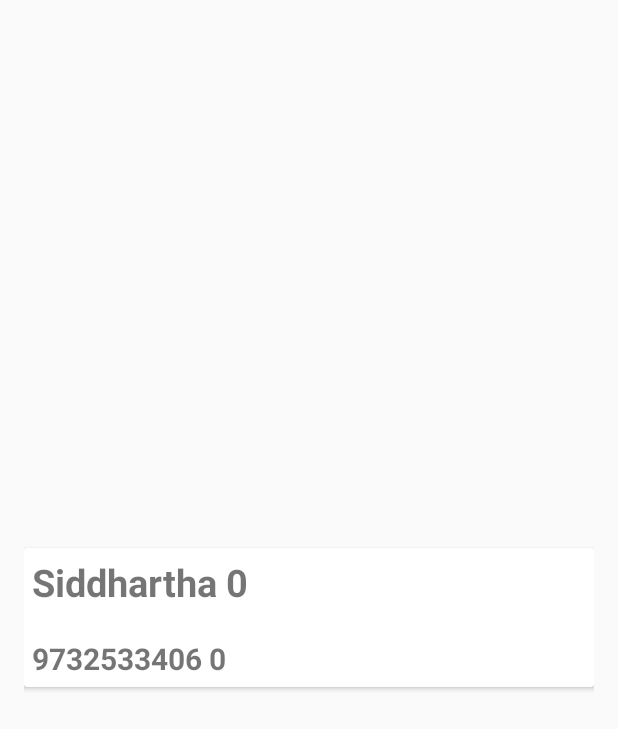
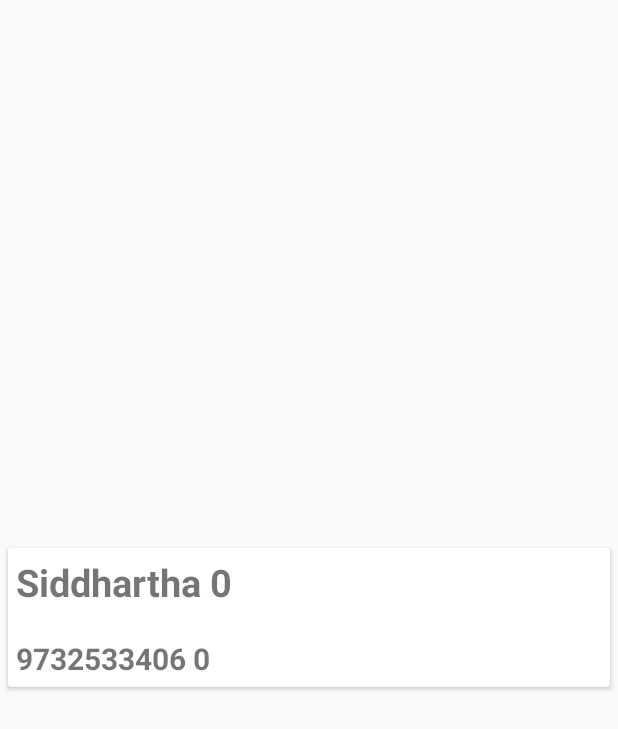
Before and after one commit to Siddharha/Recyclear_View, an Android app: the screen it shows after launch (MainActivity), on a phone screen of 412 x 824 dp. Shown: the top 729 px of the screen. Run offline under Robolectric (Android 15) with nearby library versions, the phone set to English and light mode, and no system bars; 2 statements that could not run were skipped.

Commit message:
Change_@_3

```diff
--- a/app/src/main/res/layout/activity_main.xml
+++ b/app/src/main/res/layout/activity_main.xml
@@ -1,9 +1,7 @@
 <RelativeLayout xmlns:android="http://schemas.android.com/apk/res/android"
     xmlns:tools="http://schemas.android.com/tools" android:layout_width="match_parent"
-    android:layout_height="match_parent" android:paddingLeft="@dimen/activity_horizontal_margin"
-    android:paddingRight="@dimen/activity_horizontal_margin"
-    android:paddingTop="@dimen/activity_vertical_margin"
-    android:paddingBottom="@dimen/activity_vertical_margin" tools:context=".MainActivity">
+    android:layout_height="match_parent"
+    tools:context=".MainActivity">
 
 
     <android.support.v7.widget.RecyclerView
--- a/app/src/main/res/layout/list_layout.xml
+++ b/app/src/main/res/layout/list_layout.xml
@@ -9,8 +9,7 @@
         android:layout_height="wrap_content"
         android:id="@+id/view"
         android:layout_gravity="center_horizontal"
-        android:layout_marginTop="5dp"
-        android:layout_marginBottom="5dp">
+        android:layout_margin="5dp">
     <RelativeLayout
         android:layout_width="match_parent"
         android:layout_height="wrap_content"
```
